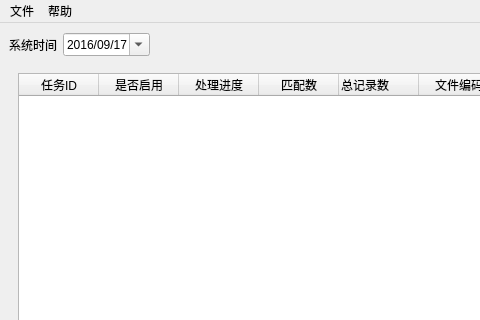
Above: Dbfsplit.ui from genliu777/dbfsplit before the change; both pictures show x 0 to 480 and y 0 to 320 of the 791 by 404 pixel window. Below: the same form after it.
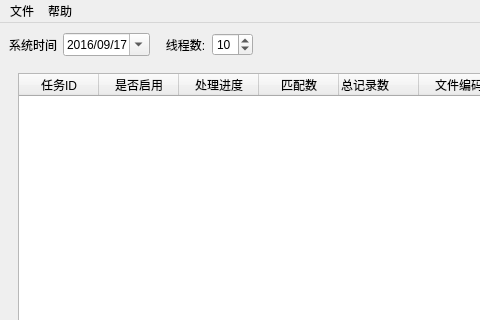
That is the form after the change.

Commit message: test多进程操作

```diff
--- a/Dbfsplit.ui
+++ b/Dbfsplit.ui
@@ -48,6 +48,20 @@
         </property>
        </widget>
       </item>
+      <item>
+       <widget class="QLabel" name="label_2">
+        <property name="text">
+         <string>   线程数:</string>
+        </property>
+       </widget>
+      </item>
+      <item>
+       <widget class="QSpinBox" name="threadnum_spinBox">
+        <property name="value">
+         <number>10</number>
+        </property>
+       </widget>
+      </item>
       <item>
        <spacer name="horizontalSpacer_2">
         <property name="orientation">
```
The commit also changes 2 other files.
